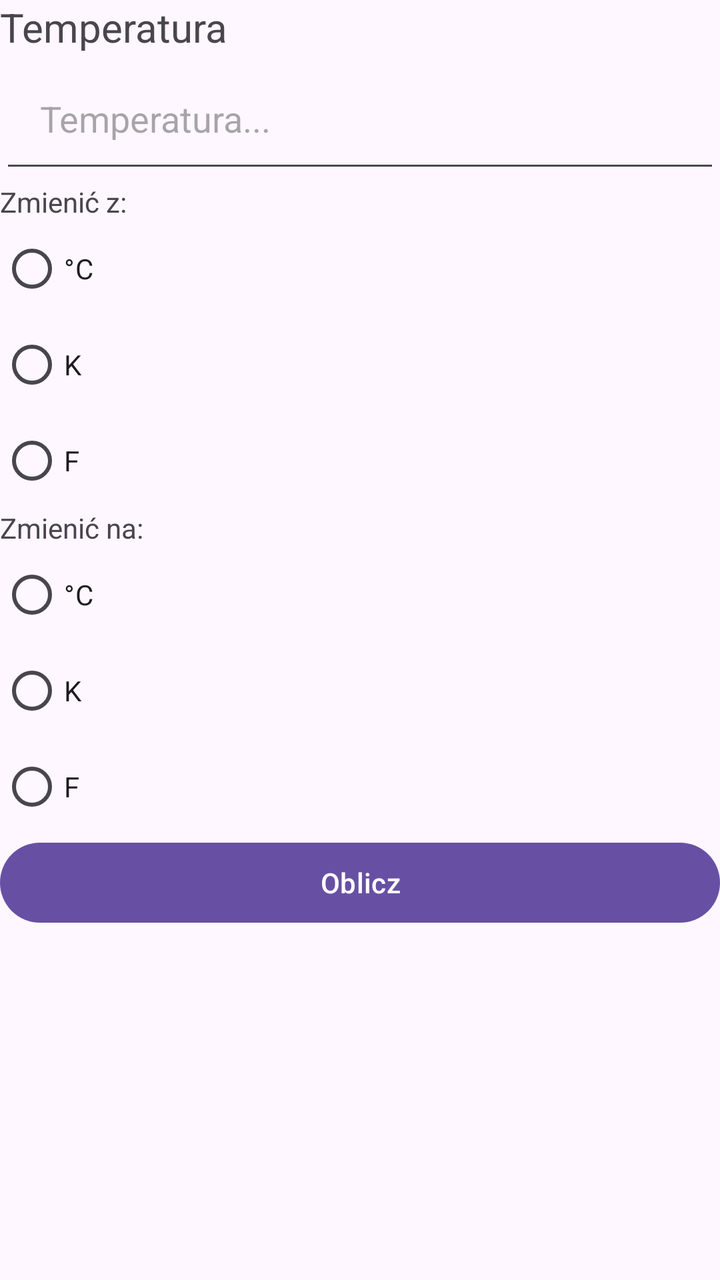
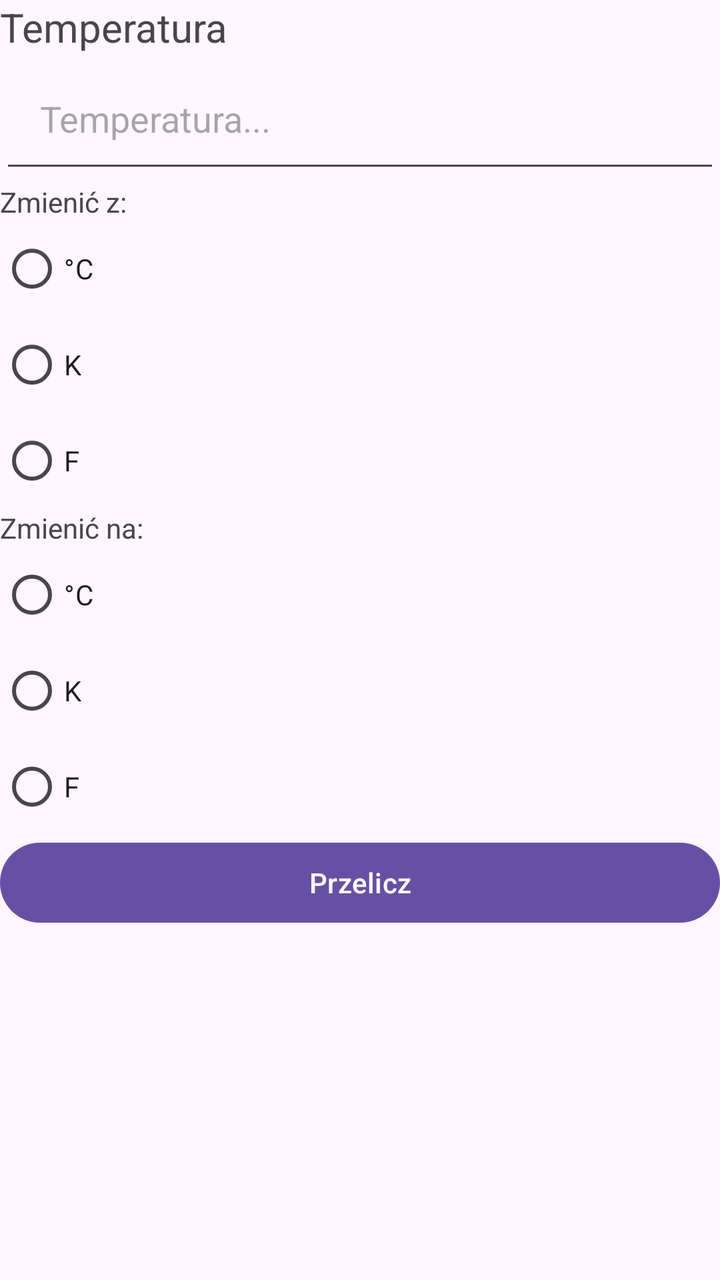

Two renders of the same Android screen: before a commit and after it. Below are the layout's source before the change and the commit's diff.
<!-- AndroidManifest.xml: application theme Theme.MyApplication -->
<!-- res/layout/activity_main.xml -->
<?xml version="1.0" encoding="utf-8"?>
<LinearLayout xmlns:android="http://schemas.android.com/apk/res/android"
    xmlns:app="http://schemas.android.com/apk/res-auto"
    xmlns:tools="http://schemas.android.com/tools"
    android:id="@+id/main"
    android:layout_width="match_parent"
    android:layout_height="match_parent"
    android:orientation="vertical"
    tools:context=".MainActivity">

    <TextView
        android:layout_width="wrap_content"
        android:layout_height="wrap_content"
        android:textSize="20sp"
        android:text="Temperatura" />

    <EditText
        android:id="@+id/editTextNumber"
        android:layout_width="match_parent"
        android:layout_height="wrap_content"
        android:ems="10"
        android:padding="20dp"
        android:hint="Temperatura..."
        android:inputType="number" />

    <TextView
        android:id="@+id/textView"
        android:layout_width="match_parent"
        android:layout_height="wrap_content"
        android:text="Zmienić z: " />

    <LinearLayout
        android:layout_width="match_parent"
        android:layout_height="wrap_content"
        android:orientation="vertical">

        <RadioGroup
            android:layout_width="match_parent"
            android:layout_height="match_parent" >

            <RadioButton
                android:id="@+id/radioButton4"
                android:layout_width="match_parent"
                android:layout_height="wrap_content"
                android:text="&#176;C" />

            <RadioButton
                android:id="@+id/radioButton5"
                android:layout_width="match_parent"
                android:layout_height="wrap_content"
                android:text="K" />

            <RadioButton
                android:id="@+id/radioButton6"
                android:layout_width="match_parent"
                android:layout_height="wrap_content"
                android:text="F" />

        </RadioGroup>
    </LinearLayout>

    <TextView
        android:id="@+id/textView3"
        android:layout_width="match_parent"
        android:layout_height="wrap_content"
        android:text="Zmienić na: " />

    <LinearLayout
        android:layout_width="match_parent"
        android:layout_height="wrap_content"
        android:orientation="vertical">

        <RadioGroup
            android:layout_width="match_parent"
            android:layout_height="match_parent">

            <RadioButton
                android:id="@+id/radioButton"
                android:layout_width="match_parent"
                android:layout_height="wrap_content"
                android:text="&#176;C" />

            <RadioButton
                android:id="@+id/radioButton2"
                android:layout_width="match_parent"
                android:layout_height="wrap_content"
                android:text="K" />

            <RadioButton
                android:id="@+id/radioButton3"
                android:layout_width="match_parent"
                android:layout_height="wrap_content"
                android:text="F" />
        </RadioGroup>
    </LinearLayout>

    <Button
        android:id="@+id/button"
        android:layout_width="match_parent"
        android:layout_height="wrap_content"
        android:text="Oblicz" />

</LinearLayout>
<!-- resources referenced by this layout -->
<resources>
  <style name="Theme.MyApplication" parent="Base.Theme.MyApplication" />
  <style name="Base.Theme.MyApplication" parent="Theme.Material3.DayNight.NoActionBar">
          
          
      </style>
</resources>

<!-- the commit's change to res/layout/activity_main.xml (unified diff, before → after) -->
@@ -98,6 +98,6 @@
         android:id="@+id/button"
         android:layout_width="match_parent"
         android:layout_height="wrap_content"
-        android:text="Oblicz" />
+        android:text="Przelicz" />
 
 </LinearLayout>
